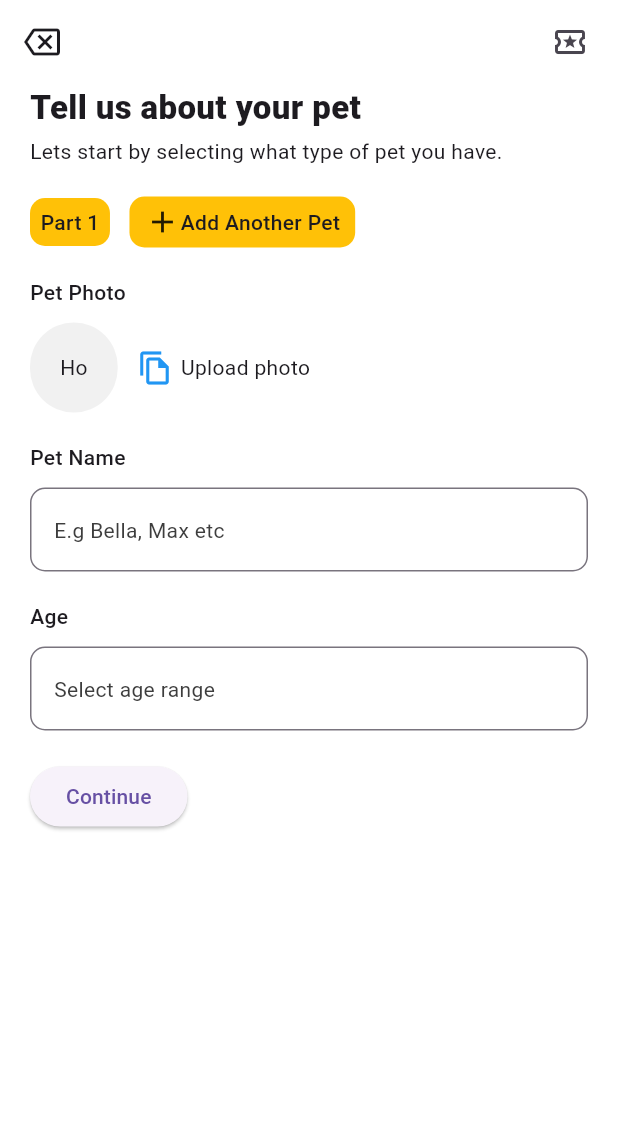
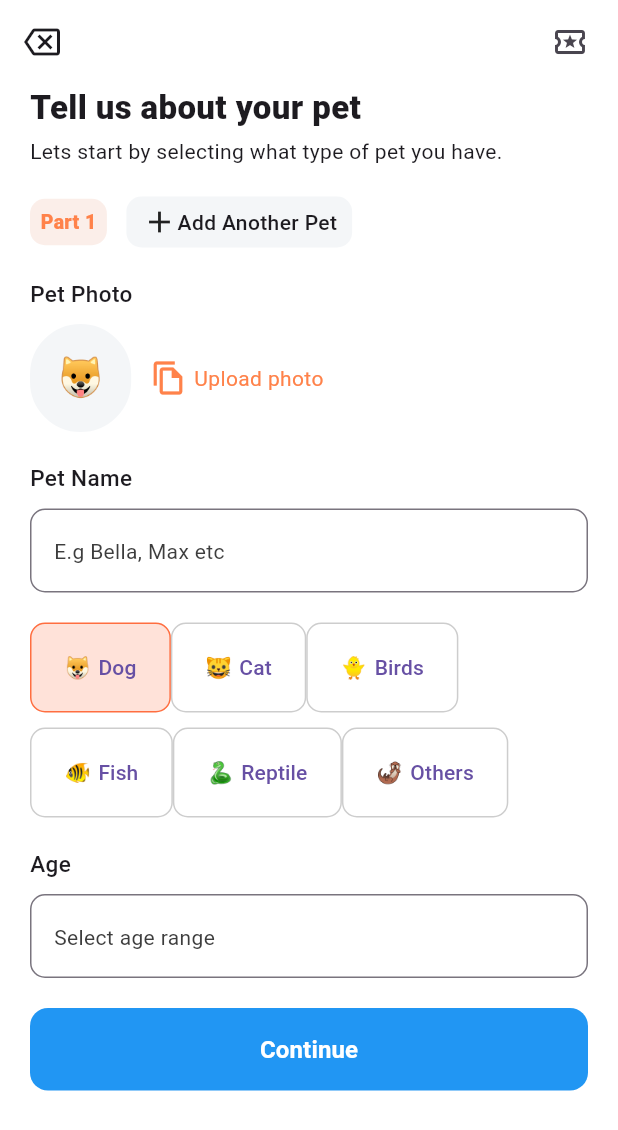
Before and after one commit to JoshuaOzibo/pet-mobile-app-with-flutter, a Flutter app: the screen it shows after launch, on a phone screen of 412 x 824 dp. Shown: the top 1130 px of the screen. Run offline on Flutter 3.47's test engine with Material 3 defaults, Android fonts, the phone set to English and light mode, and no system bars; our stand-ins replace hexcolor.

Commit message:
updated code with custom colors

```diff
--- /dev/null
+++ b/lib/customColors/colors_picker.dart
@@ -0,0 +1,11 @@
+import 'package:flutter/material.dart';
+import 'package:hexcolor/hexcolor.dart';
+
+class AppColors {
+  static Color grayBackground = HexColor('#f4f6f8');
+  static Color grayBorder = HexColor('#f4f6f8');
+  static Color background = HexColor('#f4f6f8');
+  static Color orangeBorder = HexColor('#dfa890');
+  static Color orangeText = HexColor('#ff824a');
+  static Color orangeTranparentBackground = HexColor('#fbeee9');
+}
--- /dev/null
+++ b/lib/features/select_pet_features/components/toggle_button.dart
@@ -0,0 +1,162 @@
+import 'package:flutter/material.dart';
+
+class CustomToggleButton extends StatefulWidget {
+  const CustomToggleButton({super.key});
+
+  @override
+  State<CustomToggleButton> createState() => _CustomToggleButtonState();
+}
+
+class _CustomToggleButtonState extends State<CustomToggleButton> {
+  int selectedItemIndex = 0;
+
+  Widget customButton({
+    required String icon,
+    required String text,
+    required int index,
+  }) {
+    bool isSelected = selectedItemIndex == index;
+
+    return Container(
+      padding: EdgeInsets.symmetric(horizontal: 10, vertical: 5),
+      decoration: BoxDecoration(
+        borderRadius: BorderRadius.circular(10),
+        color: isSelected
+              ? const Color.fromARGB(255, 255, 226, 217)
+              : Colors.white,
+        border: Border.all(
+          color: isSelected
+              ? Colors.deepOrangeAccent
+              : const Color.fromARGB(255, 205, 205, 205),
+        ),
+      ),
+      child: TextButton(
+        onPressed: () => {
+          setState(() {
+            selectedItemIndex = index;
+          }),
+        },
+        child: Row(
+          spacing: 5,
+          children: [
+            Text(icon),
+            Text(text, style: TextStyle()),
+          ],
+        ),
+      ),
+    );
+  }
+
+  @override
+  Widget build(BuildContext context) {
+    return Column(
+      children: [
+        Row(
+          children: [
+            customButton(icon: '🐶', text: 'Dog', index: 0),
+            customButton(icon: '🐱', text: 'Cat', index: 1),
+            customButton(icon: '🐥', text: 'Birds', index: 2),
+          ],
+        ),
+
+        SizedBox(height: 10,),
+        Row(
+          children: [
+            customButton(icon: '🐠', text: 'Fish', index: 3),
+            customButton(icon: '🐍', text: 'Reptile', index: 4),
+            customButton(icon: '🦦', text: 'Others', index: 5),
+          ],
+        ),
+      ],
+    );
+  }
+}
+
+
+
+
+
+
+
+
+
+
+
+
+
+
+
+
+
+
+
+
+
+
+
+
+
+
+
+
+
+
+
+
+
+
+
+
+
+// class CustomTogglePage extends StatefulWidget {
+//   @override
+//   _CustomTogglePageState createState() => _CustomTogglePageState();
+// }
+
+// class _CustomTogglePageState extends State<CustomTogglePage> {
+//   int selectedIndex = 0; // keep track of selected button
+
+//   Widget buildToggleButton(String text, int index) {
+//     bool isSelected = selectedIndex == index;
+
+//     return GestureDetector(
+//       onTap: () {
+//         setState(() {
+//           selectedIndex = index;
+//         });
+//       },
+//       child: Container(
+//         padding: EdgeInsets.symmetric(horizontal: 20, vertical: 12),
+//         decoration: BoxDecoration(
+//           color: isSelected ? Colors.blue : Colors.white,
+//           border: Border.all(
+//             color: isSelected ? Colors.blue : Colors.grey,
+//             width: 2,
+//           ),
+//           borderRadius: BorderRadius.circular(12),
+//         ),
+//         child: Text(
+//           text,
+//           style: TextStyle(
+//             color: isSelected ? Colors.white : Colors.black,
+//             fontWeight: isSelected ? FontWeight.bold : FontWeight.normal,
+//           ),
+//         ),
+//       ),
+//     );
+//   }
+
+//   @override
+//   Widget build(BuildContext context) {
+//     return Row(
+//           mainAxisAlignment: MainAxisAlignment.center,
+//           children: [
+//             buildToggleButton("Option 1", 0),
+//             SizedBox(width: 10),
+//             buildToggleButton("Option 2", 1),
+//             SizedBox(width: 10),
+//             buildToggleButton("Option 3", 2),
+//           ],
+//         );
+//   }
+// }
--- a/lib/features/select_pet_features/details_pages/first_page.dart
+++ b/lib/features/select_pet_features/details_pages/first_page.dart
@@ -1,5 +1,6 @@
 import 'package:flutter/material.dart';
-
+import 'package:pet_app/customColors/colors_picker.dart';
+import 'package:pet_app/features/select_pet_features/components/toggle_button.dart';
 
 class DetailsFirstPage extends StatefulWidget {
   const DetailsFirstPage({super.key});
@@ -9,11 +10,12 @@ class DetailsFirstPage extends StatefulWidget {
 }
 
 class _DetailsFirstPageState extends State<DetailsFirstPage> {
-TextEditingController petNameController = TextEditingController();
+  TextEditingController petNameController = TextEditingController();
+  List<bool> isSelected = [false, false];
 
- void petName (){
-  print('pet name is $petNameController');
- }
+  void petName() {
+    print('pet name is $petNameController');
+  }
 
   @override
   Widget build(BuildContext context) {
@@ -58,11 +60,15 @@ TextEditingController petNameController = TextEditingController();
                     padding: EdgeInsets.symmetric(horizontal: 7, vertical: 6),
                     decoration: BoxDecoration(
                       borderRadius: BorderRadius.circular(10),
-                      color: Colors.amber,
+                      color: AppColors.orangeTranparentBackground,
                     ),
                     child: Text(
                       'Part 1',
-                      style: TextStyle(fontWeight: FontWeight.w500),
+                      style: TextStyle(
+                        fontSize: 13,
+                        fontWeight: FontWeight.w800,
+                        color: AppColors.orangeText,
+                      ),
                     ),
                   ),
 
@@ -73,7 +79,7 @@ TextEditingController petNameController = TextEditingController();
                     ),
                     decoration: BoxDecoration(
                       borderRadius: BorderRadius.circular(10),
-                      color: Colors.amber,
+                      color: AppColors.grayBackground,
                     ),
                     child: Row(
                       children: [
@@ -96,26 +102,36 @@ TextEditingController petNameController = TextEditingController();
                 children: [
                   Text(
                     'Pet Photo',
-                    style: TextStyle(fontWeight: FontWeight.w500),
+                    style: TextStyle(fontSize: 15, fontWeight: FontWeight.w500),
                   ),
                   SizedBox(height: 10),
                   Row(
                     spacing: 13,
                     children: [
                       Container(
-                        padding: EdgeInsets.all(20),
+                        padding: EdgeInsets.all(16),
                         decoration: BoxDecoration(
                           borderRadius: BorderRadius.circular(100),
-                          color: const Color.fromARGB(255, 241, 241, 241),
+                          border: Border.all(
+                            width: 2,
+                            color: AppColors.grayBorder,
+                          ),
+                          color: AppColors.grayBackground,
                         ),
-                        child: Text('Ho'),
+                        child: Text('🐶', style: TextStyle(fontSize: 25)),
                       ),
 
                       Row(
                         spacing: 5,
                         children: [
-                          Icon(Icons.file_copy_outlined, color: Colors.blue),
-                          Text('Upload photo'),
+                          Icon(
+                            Icons.file_copy_outlined,
+                            color: AppColors.orangeText,
+                          ),
+                          Text(
+                            'Upload photo',
+                            style: TextStyle(color: AppColors.orangeText),
+                          ),
                         ],
                       ),
                     ],
@@ -128,7 +144,10 @@ TextEditingController petNameController = TextEditingController();
                     children: [
                       Text(
                         'Pet Name',
-                        style: TextStyle(fontWeight: FontWeight.w500),
+                        style: TextStyle(
+                          fontSize: 15,
+                          fontWeight: FontWeight.w500,
+                        ),
                       ),
                       TextField(
                         controller: petNameController,
@@ -149,11 +168,20 @@ TextEditingController petNameController = TextEditingController();
                   ),
 
                   SizedBox(height: 20),
+                  CustomToggleButton(),
+
+                  SizedBox(height: 20),
                   Column(
                     crossAxisAlignment: CrossAxisAlignment.start,
                     spacing: 10,
                     children: [
-                      Text('Age', style: TextStyle(fontWeight: FontWeight.w500)),
+                      Text(
+                        'Age',
+                        style: TextStyle(
+                          fontSize: 15,
+                          fontWeight: FontWeight.w500,
+                        ),
+                      ),
                       TextField(
                         decoration: InputDecoration(
                           hint: Text(
@@ -173,14 +201,32 @@ TextEditingController petNameController = TextEditingController();
                   SizedBox(height: 20),
 
                   // continue button
-                  ElevatedButton(
-                    style: ButtonStyle(),
-                    onPressed: () {
-                      Navigator.pushNamed(
-                        context, '/second_onbording_page');
-                    },
-                    child: Text('Continue'),
+                  SizedBox(
+                    width: double.infinity,
+                    child: ElevatedButton(
+                      style: ElevatedButton.styleFrom(
+                        backgroundColor: Colors.blue,
+                        foregroundColor: Colors.white,
+                        elevation: 0,
+                        padding: EdgeInsets.symmetric(vertical: 16), // height
+                        shape: RoundedRectangleBorder(
+                          borderRadius: BorderRadius.circular(12),
+                        ),
+                      ),
+                      onPressed: () {
+                        Navigator.pushNamed(context, '/second_onbording_page');
+                      },
+                      child: Text(
+                        'Continue',
+                        style: TextStyle(
+                          fontSize: 16,
+                          fontWeight: FontWeight.bold,
+                        ),
+                      ),
+                    ),
                   ),
+
+                  SizedBox(height: 10),
                 ],
               ),
             ],
--- a/pubspec.yaml
+++ b/pubspec.yaml
@@ -34,6 +34,7 @@ dependencies:
   # The following adds the Cupertino Icons font to your application.
   # Use with the CupertinoIcons class for iOS style icons.
   cupertino_icons: ^1.0.8
+  hexcolor: ^3.0.1
 
 dev_dependencies:
   flutter_test:
```
Also changed, not shown: pubspec.lock.
